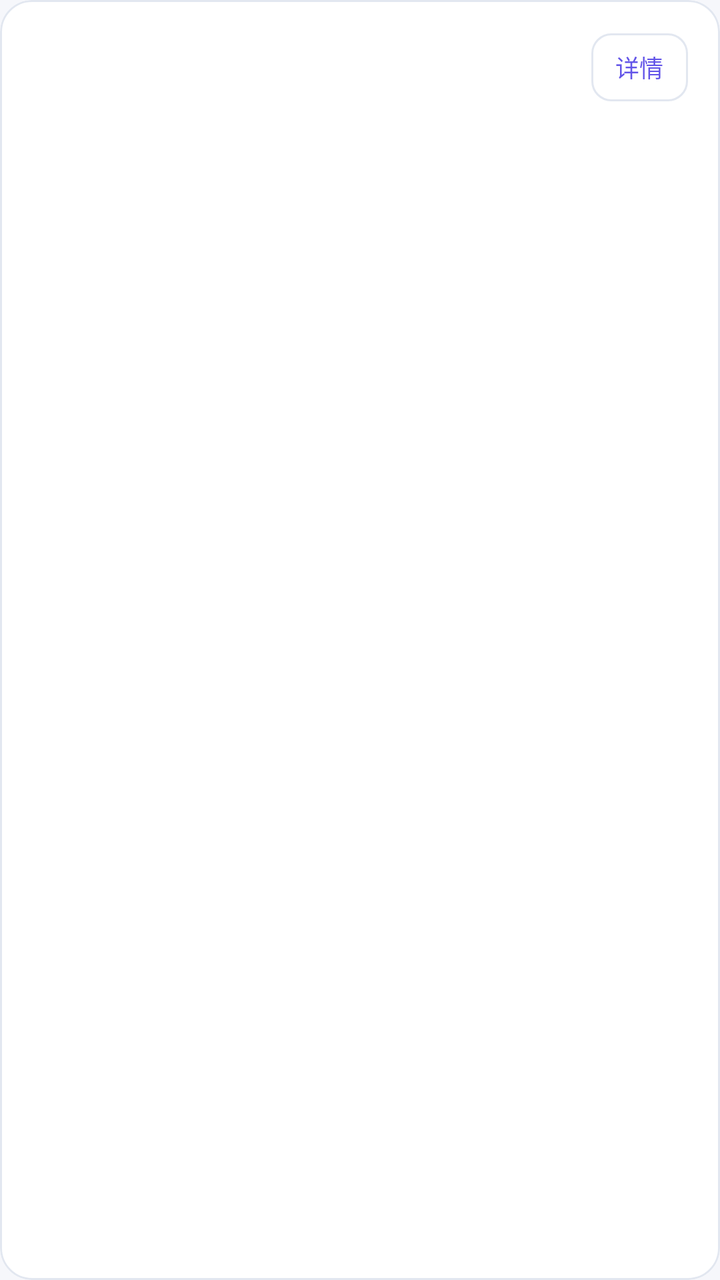
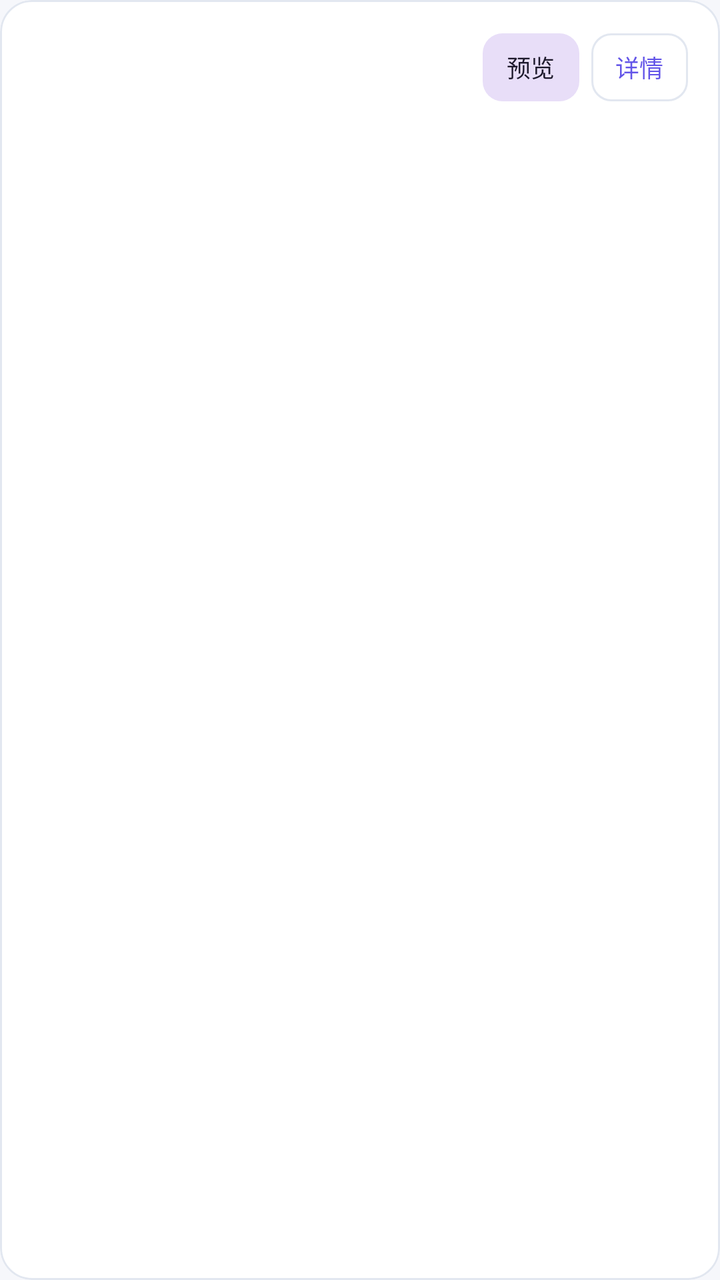

Screens rendered from an Android XML layout before and after an edit, with the pre-edit source and the edit as a unified diff.
<!-- AndroidManifest.xml: application theme Theme.STThemeVault -->
<!-- res/layout/item_source.xml -->
<?xml version="1.0" encoding="utf-8"?>
<com.google.android.material.card.MaterialCardView xmlns:android="http://schemas.android.com/apk/res/android"
    xmlns:app="http://schemas.android.com/apk/res-auto"
    android:layout_width="match_parent"
    android:layout_height="wrap_content"
    android:layout_marginBottom="10dp"
    app:cardBackgroundColor="@color/surface"
    app:cardCornerRadius="16dp"
    app:cardElevation="0dp"
    app:strokeColor="@color/border"
    app:strokeWidth="1dp">

    <LinearLayout
        android:layout_width="match_parent"
        android:layout_height="wrap_content"
        android:gravity="center_vertical"
        android:orientation="horizontal"
        android:paddingHorizontal="16dp"
        android:paddingVertical="14dp">

        <LinearLayout
            android:layout_width="0dp"
            android:layout_height="wrap_content"
            android:layout_weight="1"
            android:orientation="vertical">

            <TextView
                android:id="@+id/tvSourceName"
                android:layout_width="match_parent"
                android:layout_height="wrap_content"
                android:ellipsize="middle"
                android:maxLines="2"
                android:textColor="@color/text_primary"
                android:textSize="14sp"
                android:textStyle="bold" />

            <TextView
                android:id="@+id/tvSourceMeta"
                android:layout_width="match_parent"
                android:layout_height="wrap_content"
                android:layout_marginTop="4dp"
                android:textColor="@color/text_muted"
                android:textSize="12sp" />
        </LinearLayout>

        <com.google.android.material.button.MaterialButton
            android:id="@+id/btnOpenSource"
            style="@style/Widget.Material3.Button.OutlinedButton"
            android:layout_width="wrap_content"
            android:layout_height="34dp"
            android:layout_marginStart="10dp"
            android:insetTop="0dp"
            android:insetBottom="0dp"
            android:minWidth="0dp"
            android:paddingHorizontal="12dp"
            android:text="详情"
            android:textColor="@color/accent"
            android:textSize="12sp"
            app:cornerRadius="10dp"
            app:strokeColor="@color/border" />
    </LinearLayout>
</com.google.android.material.card.MaterialCardView>
<!-- resources referenced by this layout -->
<resources>
  <color name="accent">#6355E8</color>
  <color name="border">#E2E7F0</color>
  <color name="surface">#FFFFFF</color>
  <color name="text_muted">#64748B</color>
  <color name="text_primary">#0F172A</color>
  <style name="Theme.STThemeVault" parent="Theme.Material3.DayNight.NoActionBar">
          <item name="colorPrimary">@color/accent</item>
          <item name="colorSecondary">@color/green</item>
          <item name="android:windowBackground">@color/bg</item>
          <item name="android:statusBarColor">@color/bg</item>
          <item name="android:navigationBarColor">@color/surface</item>
          <item name="android:windowLightStatusBar">true</item>
      </style>
  <color name="green">#10B981</color>
  <color name="bg">#F6F7FB</color>
</resources>

<!-- the commit's change to res/layout/item_source.xml (unified diff, before → after) -->
@@ -44,11 +44,25 @@
         </LinearLayout>
 
         <com.google.android.material.button.MaterialButton
+            android:id="@+id/btnPreviewSource"
+            style="@style/Widget.Material3.Button.TonalButton"
+            android:layout_width="wrap_content"
+            android:layout_height="34dp"
+            android:layout_marginStart="8dp"
+            android:insetTop="0dp"
+            android:insetBottom="0dp"
+            android:minWidth="0dp"
+            android:paddingHorizontal="12dp"
+            android:text="预览"
+            android:textSize="12sp"
+            app:cornerRadius="10dp" />
+
+        <com.google.android.material.button.MaterialButton
             android:id="@+id/btnOpenSource"
             style="@style/Widget.Material3.Button.OutlinedButton"
             android:layout_width="wrap_content"
             android:layout_height="34dp"
-            android:layout_marginStart="10dp"
+            android:layout_marginStart="6dp"
             android:insetTop="0dp"
             android:insetBottom="0dp"
             android:minWidth="0dp"
